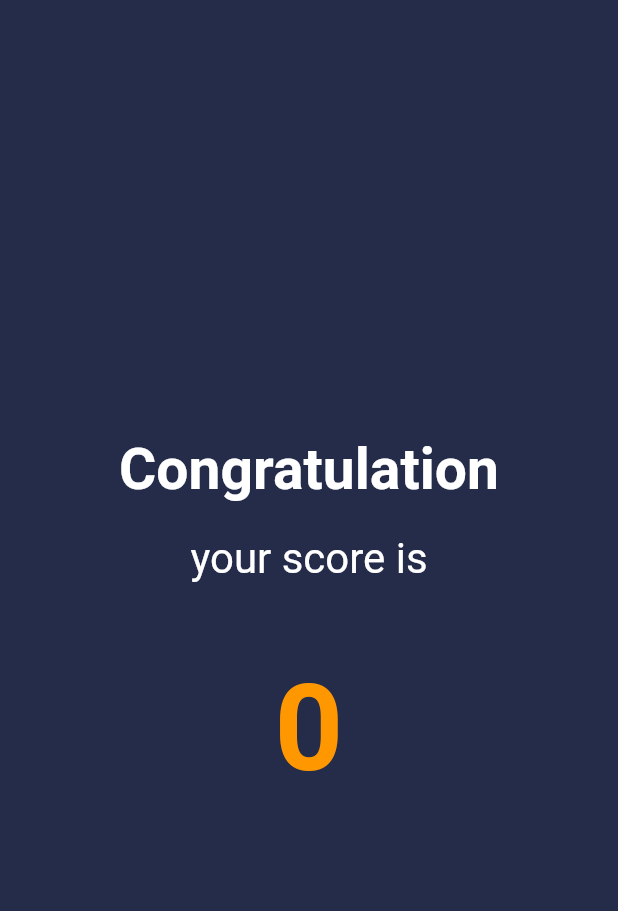
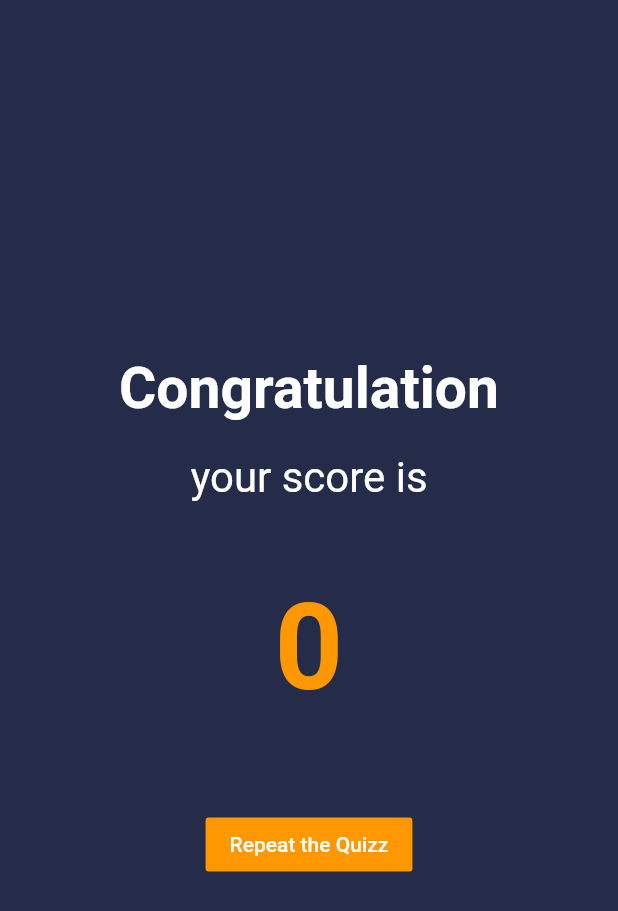
Before and after one commit to aidayuana/kuis, a Flutter app: the ResultScreen screen opened directly with empty values, on a phone screen of 412 x 824 dp. Shown: the top 911 px of the screen. Run offline on Flutter 3.47's test engine with Material 2 defaults, Android fonts, the phone set to English and light mode, and no system bars.

Commit message:
repeat_quizz

```diff
--- a/lib/screens/result_screen.dart
+++ b/lib/screens/result_screen.dart
@@ -1,4 +1,5 @@
 import 'package:flutter/material.dart';
+import 'package:kuis/main.dart';
 
 class ResultScreen extends StatefulWidget {
   final int score;
@@ -50,6 +51,19 @@ class _ResultScreenState extends State<ResultScreen> {
                 fontWeight: FontWeight.bold,
               ),
             ),
+            SizedBox(
+              height: 60.0,
+            ),
+            MaterialButton(
+              onPressed: () {
+                Navigator.push(context,
+                    MaterialPageRoute(builder: (context) => HomePage()));
+              },
+              elevation: 0.0,
+              color: Colors.orange,
+              textColor: Colors.white,
+              child: Text("Repeat the Quizz"),
+            ),
           ],
         ),
       ),
```
